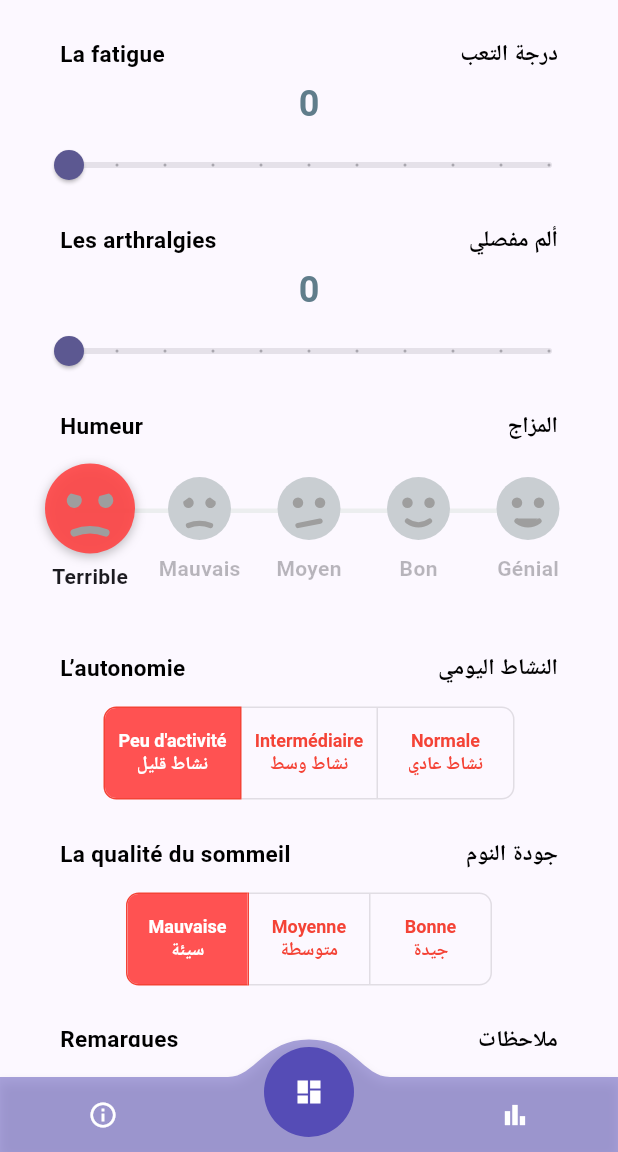
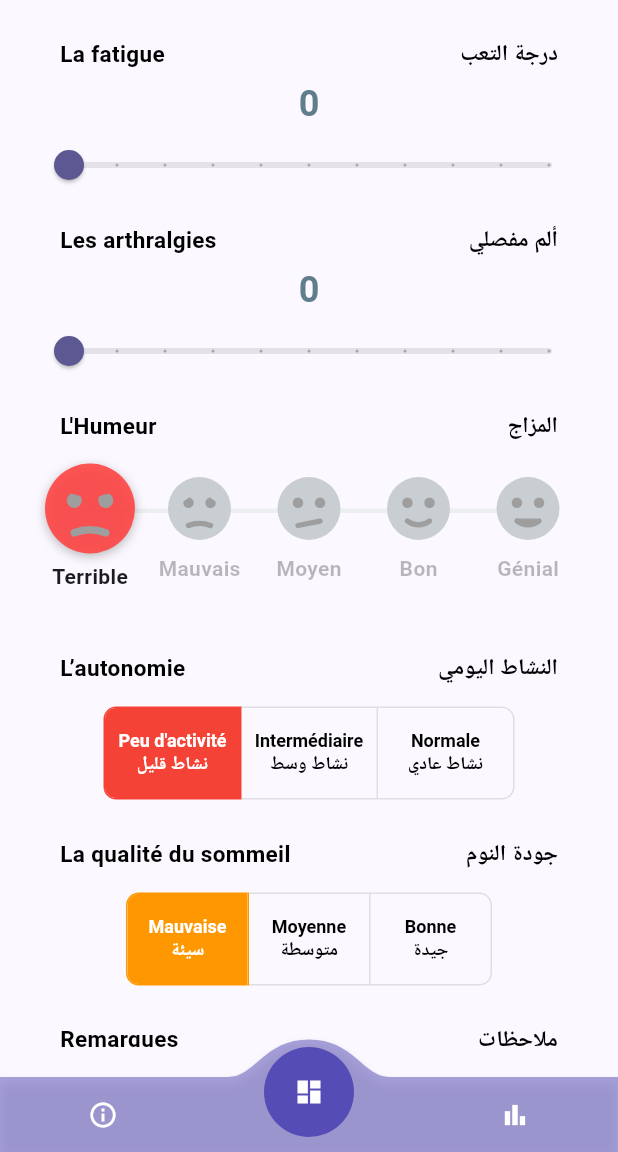
Before and after one commit to hamzaSghaier/lupus, a Flutter app: the SymptomsScreen screen opened directly, on a phone screen of 412 x 824 dp, the part 84-1236 px from its top. Run offline on Flutter 3.47's test engine with Material 3 defaults, Android fonts, the phone set to English and light mode, and no system bars; drawn by our look-alikes of convex_bottom_bar; our stand-ins replace awesome_dialog, awesome_notifications, camera, flutter_local_notifications, flutter_svg, get and 5 more; missing offline and left inert: disable_battery_optimization, syncfusion_flutter_pdfviewer, widget_zoom; accounts and stored records are empty; project files that could hold a hidden picture were left out.

Commit message:
fix states color in symp

```diff
--- a/lib/screens/symptoms.dart
+++ b/lib/screens/symptoms.dart
@@ -169,7 +169,7 @@ class _SymptomsScreenState extends State<SymptomsScreen> {
 
                         //===== HUMEUR =====
                         const TitleOfSlider(
-                          titleFr: 'Humeur',
+                          titleFr: "L'Humeur",
                           titleAr: 'المزاج',
                         ),
                         const SizedBox(height: 10),
@@ -216,10 +216,11 @@ class _SymptomsScreenState extends State<SymptomsScreen> {
                           },
                           borderRadius:
                               const BorderRadius.all(Radius.circular(8)),
-                          selectedBorderColor: Colors.red,
+                          selectedBorderColor:
+                              getStatusColor(_selectedAutonomieValue),
                           selectedColor: Colors.white,
-                          fillColor: Colors.redAccent,
-                          color: Colors.red,
+                          fillColor: getStatusColor(_selectedAutonomieValue),
+                          color: Colors.black,
                           textStyle: const TextStyle(
                             fontSize: 12,
                             fontWeight: FontWeight.bold,
@@ -262,10 +263,11 @@ class _SymptomsScreenState extends State<SymptomsScreen> {
                           },
                           borderRadius:
                               const BorderRadius.all(Radius.circular(8)),
-                          selectedBorderColor: Colors.red,
+                          selectedBorderColor:
+                              getStatusColor(_selectedSomeilValue),
                           selectedColor: Colors.white,
-                          fillColor: Colors.redAccent,
-                          color: Colors.red,
+                          fillColor: getStatusColor(_selectedSomeilValue),
+                          color: Colors.black,
                           constraints: const BoxConstraints(
                             minHeight: 60.0,
                             minWidth: 80.0,
@@ -566,6 +568,15 @@ class _SymptomsScreenState extends State<SymptomsScreen> {
       ),
     );
   }
+
+  Color getStatusColor(int index) {
+    if (index == 0) {
+      return Colors.red;
+    } else if (index == 1) {
+      return Colors.orange;
+    } else
+      return Colors.green;
+  }
 }
 
 class TitleOfSlider extends StatelessWidget {
```
